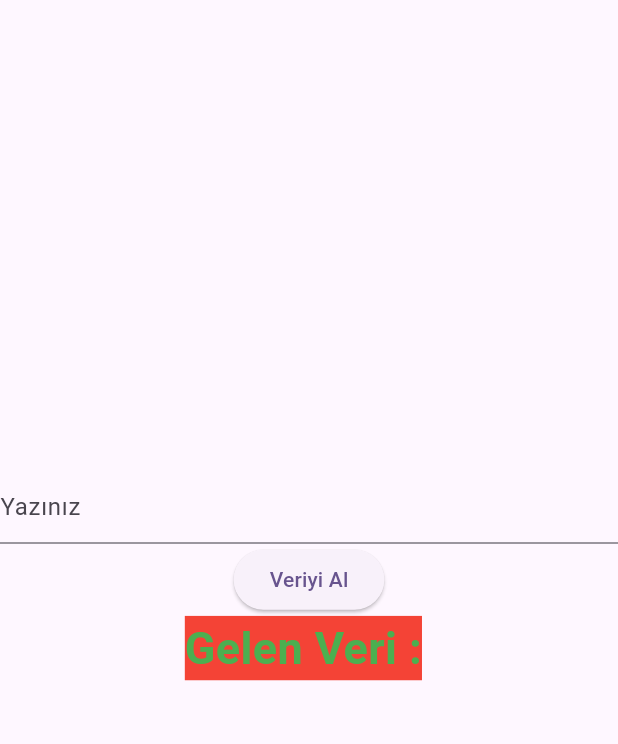
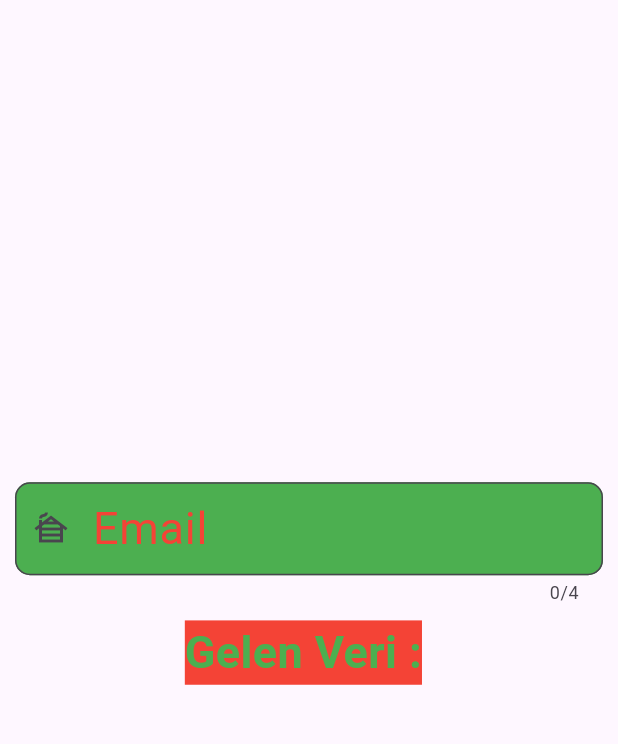
Before and after one commit to SERENGOKYILDIZ/FLUTTER_ANDROID_WIDGETS, a Flutter app: the screen it shows after launch, on a phone screen of 412 x 824 dp, the part 84-828 px from its top. Run offline on Flutter 3.47's test engine with Material 3 defaults, Android fonts, the phone set to English and light mode, and no system bars.

Commit message:
Learned customization TextField

```diff
--- a/lib/main.dart
+++ b/lib/main.dart
@@ -43,19 +43,36 @@
         child: Column(
           mainAxisAlignment: MainAxisAlignment.center,
           children: <Widget>[
-            TextField(
-              controller: tfController,
-              decoration: InputDecoration(
-                hintText: "Yazınız",
+            Padding(
+              padding: EdgeInsets.all(10),
+              child: TextField(
+                obscureText: true, /// Şifre girer gibi * ile doldurur.
+                keyboardType: TextInputType.datetime, /// Açılan klavye belirlenir.
+                textAlign: TextAlign.center, /// hint yazısını ortalar.
+                maxLength: 4, /// Karakter sınırı koyar.
+                style: TextStyle( /// İçine girilen bilginin sitili değiştirilir.
+                  color: Colors.white,
+                ),
+                controller: tfController,
+                decoration: InputDecoration(
+                  hintText: "Yazınız",
+                  hintStyle: TextStyle( /// hint yazısının sitili değiştirilir.
+                    color: Colors.blue,
+                    fontSize: 20,
+                  ),
+                  labelText: "Email", /// Başındaki yazıyı belirleriz.
+                  labelStyle: TextStyle( /// Başındaki yazının sitili değiştirilir.
+                    color: Colors.red,
+                    fontSize: 30,
+                  ),
+                  filled: true, /// Arkaplanı düzenlemek için izin aldık.
+                  fillColor: Colors.green,
+                  border: OutlineInputBorder( /// Çevçere oluşturmak için.
+                    borderRadius: BorderRadius.all(Radius.circular(10)),
+                  ),
+                  prefixIcon: Icon(Icons.cabin), /// Başına ikon eklemeye yarar.
+                ),
               ),
-            ),
-            ElevatedButton(
-                onPressed: (){
-                  setState(() {
-                    alinanVeri = tfController.text; /// Kontrolciden veriyi alıp günceller.
-                  });
-                },
-                child: Text("Veriyi Al")
             ),
             Text("Gelen Veri : ${alinanVeri}", style: TextStyle(
                 color: Colors.green,
```
